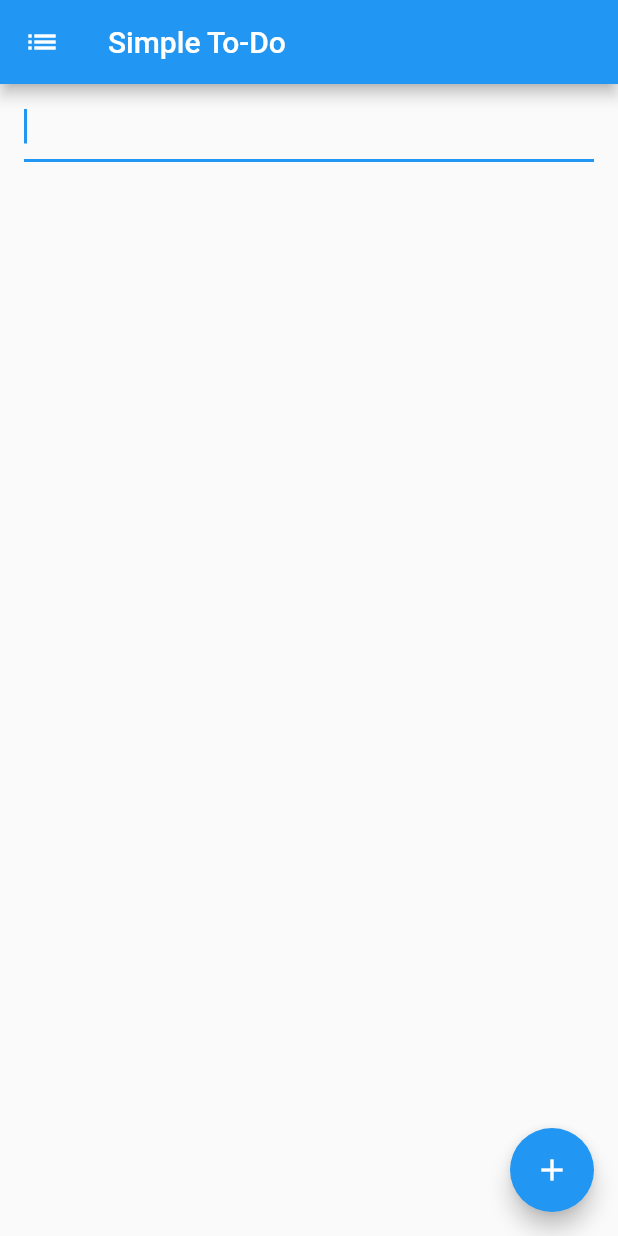
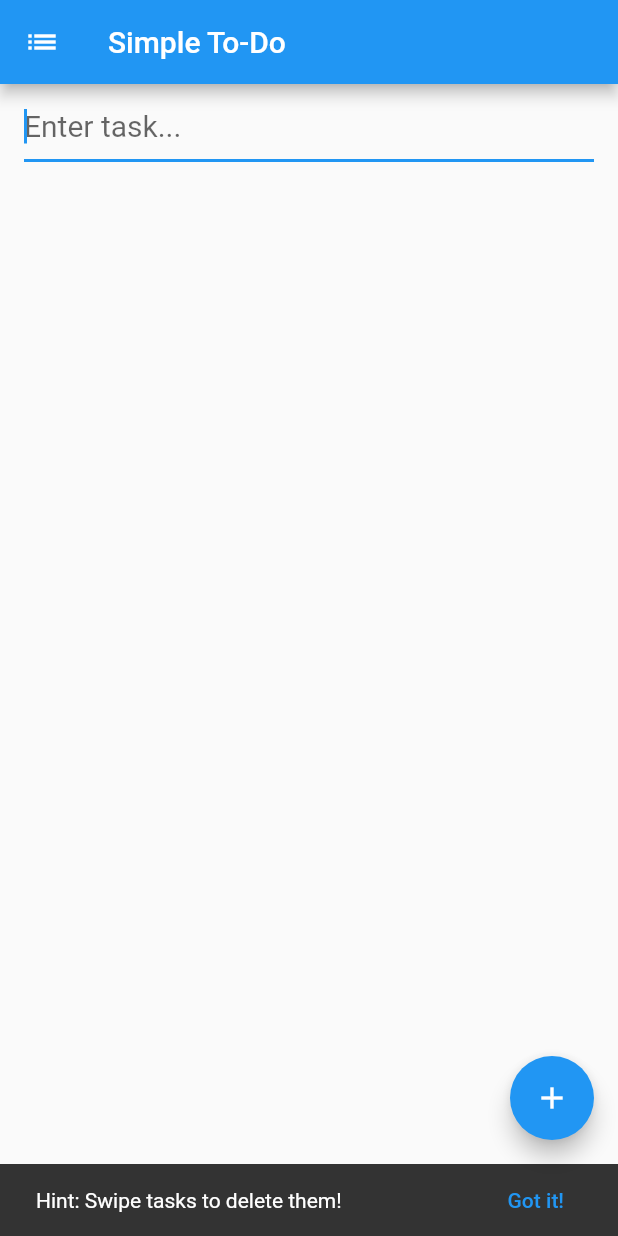
Before and after one commit to YusefOuda/simple-to-do, a Flutter app: the screen it shows after launch, on a phone screen of 412 x 824 dp. Run offline on Flutter 3.47's test engine with Material 2 defaults, Android fonts, the phone set to English and light mode, and no system bars; our stand-ins replace shared_preferences.

Commit message:
more bug fixes, adds hint snackbar

```diff
--- a/lib/main.dart
+++ b/lib/main.dart
@@ -31,6 +31,7 @@ class _MyHomePageState extends State<MyHomePage> {
 
   final _fontSize = 20.0;
   final _myController = new TextEditingController();
+  final GlobalKey<ScaffoldState> _scaffoldKey = new GlobalKey<ScaffoldState>();
 
   @override
   void dispose() {
@@ -46,17 +47,19 @@ class _MyHomePageState extends State<MyHomePage> {
 
   @override
   Widget build(BuildContext context) {
-    return new Scaffold(
+    _possiblyShowHintSnackBar(context);
+    var scaffold = new Scaffold(
+      key: _scaffoldKey,
       appBar: new AppBar(
         title: new Text(widget.title),
         leading: new Icon(Icons.list),
       ),
       body: new ListView.builder(
         itemCount: items.length,
-        itemBuilder: (context, index) {
+        itemBuilder: (c, index) {
           final item = items[index];
           if (item.text != null) {
-            return _getTodoItemWidget(index, item, context);
+            return _getTodoItemWidget(index, item, c);
           } else {
             return _getNewTodoItemWidget();
           }
@@ -70,6 +73,32 @@ class _MyHomePageState extends State<MyHomePage> {
         child: new Icon(Icons.add),
       ),
     );
+    return scaffold;
+  }
+
+  void _possiblyShowHintSnackBar(context) async {
+    SharedPreferences prefs = await SharedPreferences.getInstance();
+    bool hasSeenSnackbar = prefs.getBool("has_seen_snackbar") ?? false;
+    if (!hasSeenSnackbar) {
+      _scaffoldKey.currentState.removeCurrentSnackBar();
+      _scaffoldKey.currentState.showSnackBar(
+        new SnackBar(
+          content: new Text('Hint: Swipe tasks to delete them!'),
+          duration: const Duration(milliseconds: 15000),
+          action: new SnackBarAction(
+            label: 'Got it!',
+            onPressed: () {
+              _acknowledgeHintSnackBar();
+            },
+          ),
+        ),
+      );
+    }
+  }
+
+  _acknowledgeHintSnackBar() async {
+    SharedPreferences prefs = await SharedPreferences.getInstance();
+    prefs.setBool("has_seen_snackbar", true);
   }
 
   void _addTodoItem() {
@@ -115,7 +144,9 @@ class _MyHomePageState extends State<MyHomePage> {
   Widget _getNewTodoItemWidget() {
     return new ListTile(
       title: new TextField(
-        maxLines: null,
+        decoration: new InputDecoration(
+          hintText: 'Enter task...',
+        ),
         controller: _myController,
         autofocus: true,
         onSubmitted: (text) {
@@ -142,6 +173,7 @@ class _MyHomePageState extends State<MyHomePage> {
             setState(() {
               items.removeAt(index);
             });
+            Scaffold.of(context).removeCurrentSnackBar();
             Scaffold.of(context).showSnackBar(
                   new SnackBar(
                     content: new Text('Task deleted'),
```
